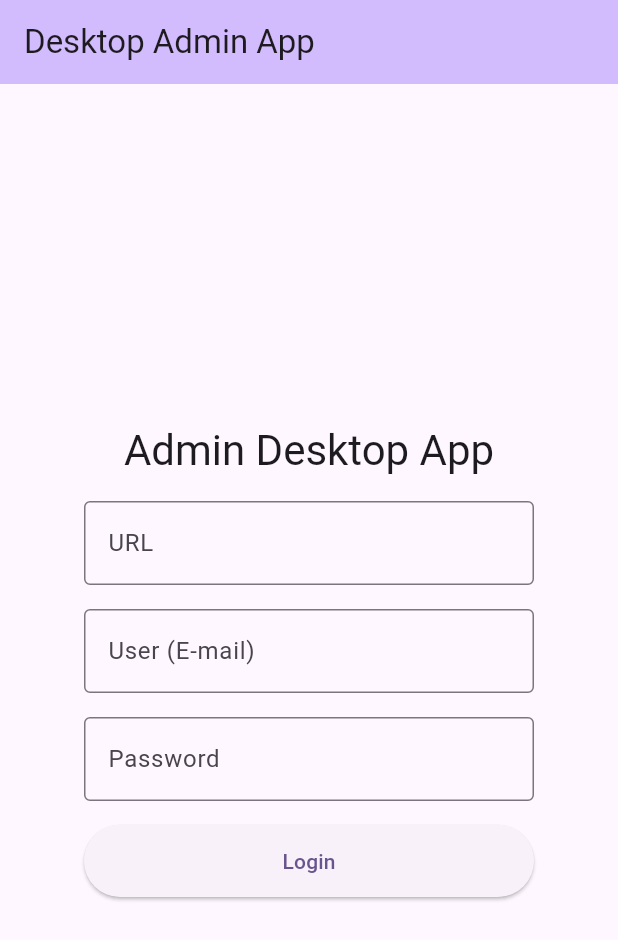
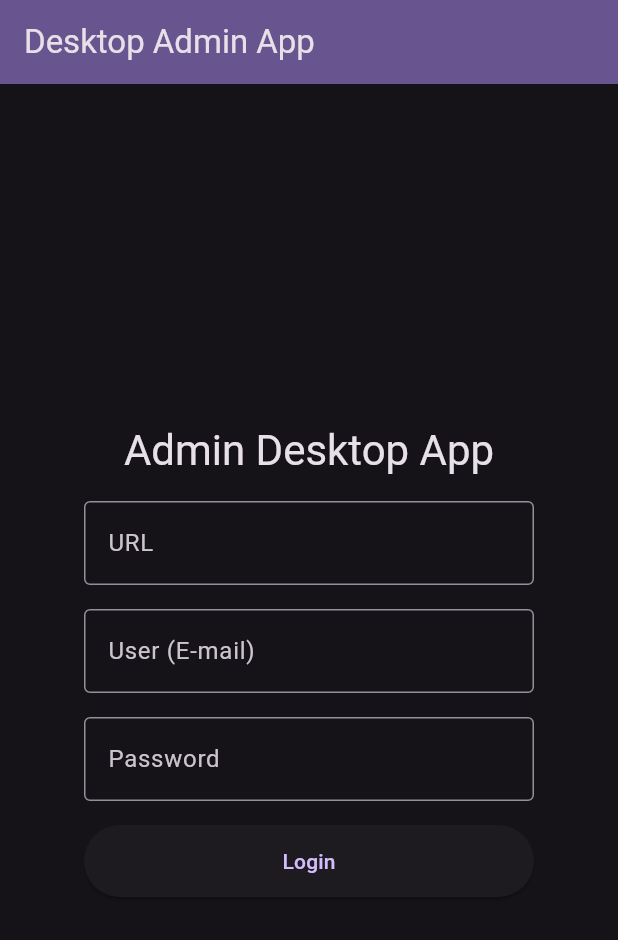
Before and after one commit to victor06-git/UXIADesktop, a Flutter app: the screen it shows after launch, on a phone screen of 412 x 824 dp. Shown: the top 940 px of the screen. Run offline on Flutter 3.47's test engine with Material 3 defaults, Android fonts, the phone set to English and light mode, and no system bars; missing offline and left inert: bcrypt.

Commit message:
modo oscuro

```diff
--- a/uxiadesktop/lib/main.dart
+++ b/uxiadesktop/lib/main.dart
@@ -57,11 +57,12 @@ class MyApp extends StatelessWidget {
   Widget build(BuildContext context) {
 
     return MaterialApp(
+
       title: 'Admin App',
       debugShowCheckedModeBanner: false,
       theme: ThemeData(
 
-        colorScheme: .fromSeed(seedColor: Colors.deepPurple),
+        colorScheme: .fromSeed(seedColor: Colors.deepPurple, brightness: Brightness.dark),
       ),
       home: const MyHomePage(title: 'Desktop Admin App'),
     );
```
